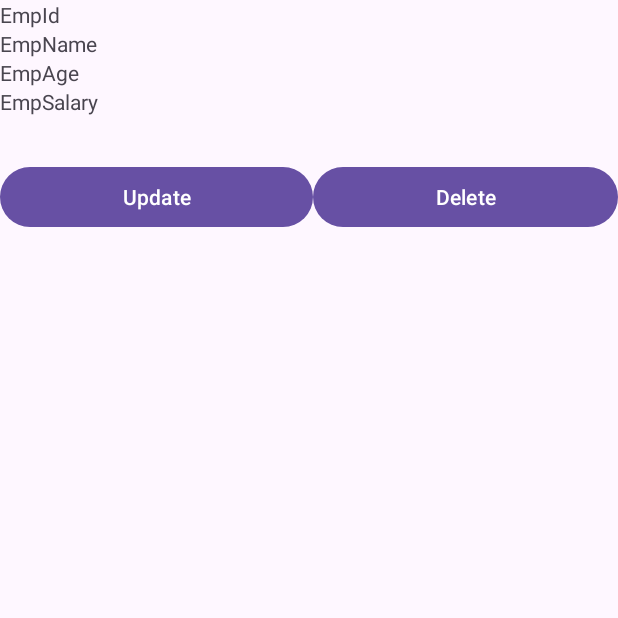
After one commit to pthienquan1/Android-mobile-app-Kotlin, an Android app: the EmployeeDetailActivity screen opened directly, with no data from a screen before it, on a phone screen of 412 x 824 dp, the top half of it. The commit adds this screen. Run offline under Robolectric (Android 15) with nearby library versions, the phone set to English and light mode, and no system bars; our stand-ins replace Firebase (no records; nobody signed in at launch, a user with empty details on screens opened directly).

Commit message:
create EployeeDetailActivity and done code for go to detaild employee, done code for btnDelete to delete an employee

```diff
--- a/AndroidStudioProjects/Firebase/app/src/main/AndroidManifest.xml
+++ b/AndroidStudioProjects/Firebase/app/src/main/AndroidManifest.xml
@@ -12,6 +12,9 @@
         android:supportsRtl="true"
         android:theme="@style/Theme.Firebase"
         tools:targetApi="31">
+        <activity
+            android:name=".EmployeeDetailActivity"
+            android:exported="false" />
         <activity
             android:name=".FetchingActivity"
             android:exported="false" />
--- /dev/null
+++ b/AndroidStudioProjects/Firebase/app/src/main/java/com/example/firebase/EmployeeDetailActivity.kt
@@ -0,0 +1,52 @@
+package com.example.firebase
+
+import android.annotation.SuppressLint
+import android.content.Intent
+import androidx.appcompat.app.AppCompatActivity
+import android.os.Bundle
+import android.widget.Toast
+import com.example.firebase.databinding.ActivityEmployeeDetailBinding
+import com.example.firebase.databinding.ActivityMainBinding
+import com.google.firebase.database.FirebaseDatabase
+
+@SuppressLint("StaticFieldLeak")
+private lateinit var binding:ActivityEmployeeDetailBinding
+class EmployeeDetailActivity : AppCompatActivity() {
+    private fun deleteRecord(id: String) {
+        val dbRef = FirebaseDatabase.getInstance().getReference("Employees").child(id)
+        val mTask = dbRef.removeValue()
+        mTask.addOnSuccessListener {
+            Toast.makeText(this,"Employee data removed !",Toast.LENGTH_SHORT).show();
+            val intent = Intent(this,FetchingActivity::class.java);
+            finish()
+            startActivity(intent);
+        }.addOnFailureListener{ err ->
+            Toast.makeText(this,"Delete error , ${err.message}!",Toast.LENGTH_SHORT).show();
+        }
+    }
+
+    override fun onCreate(savedInstanceState: Bundle?) {
+        super.onCreate(savedInstanceState)
+        setContentView(R.layout.activity_employee_detail)
+
+        //khởi tạo view binding
+        binding = ActivityEmployeeDetailBinding.inflate(layoutInflater);
+        setContentView(binding.root);
+
+        setValueToView()
+
+        binding.btnDelete.setOnClickListener {
+            deleteRecord(
+                intent.getStringExtra("empId").toString()
+            )
+        }
+    }
+
+    private fun setValueToView() {
+       binding.txtEmpid1.text = intent.getStringExtra("empId");
+       binding.txtEmpname1.text = intent.getStringExtra("empName");
+       binding.txtEmpage1.text = intent.getStringExtra("empAge");
+       binding.Empsalary1.text = intent.getStringExtra("empSalary");
+    }
+
+}
--- a/AndroidStudioProjects/Firebase/app/src/main/java/com/example/firebase/FetchingActivity.kt
+++ b/AndroidStudioProjects/Firebase/app/src/main/java/com/example/firebase/FetchingActivity.kt
@@ -1,6 +1,7 @@
 package com.example.firebase
 
 import android.annotation.SuppressLint
+import android.content.Intent
 import androidx.appcompat.app.AppCompatActivity
 import android.os.Bundle
 import android.view.View
@@ -48,6 +49,17 @@ class FetchingActivity : AppCompatActivity() {
                     }
                     val emAdapter = EmpAdapter(ds);
                     binding.rvEmp.adapter = emAdapter;
+                    //code lang nghe su kien click len item recyleview
+                    emAdapter.setOnItemClickListener(object: EmpAdapter.onItemClickListener{
+                        override fun onItemClick(position: Int) {
+                            val intent = Intent(this@FetchingActivity,EmployeeDetailActivity::class.java)
+                            intent.putExtra("empId",ds[position].empId)
+                            intent.putExtra("empName",ds[position].empName)
+                            intent.putExtra("empAge",ds[position].empAge)
+                            intent.putExtra("empSalary",ds[position].empSalary)
+                            startActivity(intent);
+                        }
+                    })
                     binding.rvEmp.visibility = View.VISIBLE
                     binding.textView2.visibility = View.GONE;
                 }
--- a/AndroidStudioProjects/Firebase/app/src/main/java/com/example/firebase/MainActivity.kt
+++ b/AndroidStudioProjects/Firebase/app/src/main/java/com/example/firebase/MainActivity.kt
@@ -30,5 +30,7 @@ class MainActivity : AppCompatActivity() {
         }
 
 
+
+
     }
 }
--- a/AndroidStudioProjects/Firebase/app/src/main/java/com/example/firebase/adapter/EmpAdapter.kt
+++ b/AndroidStudioProjects/Firebase/app/src/main/java/com/example/firebase/adapter/EmpAdapter.kt
@@ -9,12 +9,25 @@ import com.example.firebase.EmployeeModel
 import com.example.firebase.R
 
 class EmpAdapter(private val ds:ArrayList<EmployeeModel>):RecyclerView.Adapter<EmpAdapter.viewHolder>() {
+    private lateinit var mListener: onItemClickListener
+    interface onItemClickListener{
+        fun onItemClick(position: Int)
+    }
+    fun setOnItemClickListener(clickListener: onItemClickListener){
+        mListener = clickListener;
+    }
   //viewholeder
-    class viewHolder(itemView:View) :RecyclerView.ViewHolder(itemView)
+    class viewHolder(itemView:View, clickListener: onItemClickListener) :RecyclerView.ViewHolder(itemView){
+        init{
+            itemView.setOnClickListener{
+                clickListener.onItemClick(adapterPosition);
+            }
+        }
+    }
 
     override fun onCreateViewHolder(parent: ViewGroup, viewType: Int): viewHolder {
         val itemView = LayoutInflater.from(parent.context).inflate(R.layout.emp_list_item,parent,false);
-        return viewHolder(itemView);
+        return viewHolder(itemView,mListener );
     }
 
     override fun getItemCount(): Int {
--- /dev/null
+++ b/AndroidStudioProjects/Firebase/app/src/main/res/layout/activity_employee_detail.xml
@@ -0,0 +1,113 @@
+<?xml version="1.0" encoding="utf-8"?>
+<LinearLayout xmlns:android="http://schemas.android.com/apk/res/android"
+    xmlns:app="http://schemas.android.com/apk/res-auto"
+    xmlns:tools="http://schemas.android.com/tools"
+    android:layout_width="match_parent"
+    android:layout_height="match_parent"
+    android:orientation="vertical"
+    tools:context=".EmployeeDetailActivity">
+
+    <LinearLayout
+        android:layout_width="match_parent"
+        android:layout_height="wrap_content"
+        android:orientation="vertical">
+
+        <LinearLayout
+            android:layout_width="match_parent"
+            android:layout_height="match_parent"
+            android:orientation="horizontal">
+
+            <TextView
+                android:id="@+id/txtEmpid"
+                android:layout_width="wrap_content"
+                android:layout_height="wrap_content"
+                android:layout_weight="1"
+                android:text="EmpId" />
+
+            <TextView
+                android:id="@+id/txtEmpid1"
+                android:layout_width="wrap_content"
+                android:layout_height="wrap_content"
+                android:layout_weight="1"
+                android:text="" />
+        </LinearLayout>
+        <LinearLayout
+            android:layout_width="match_parent"
+            android:layout_height="match_parent"
+            android:orientation="horizontal">
+
+            <TextView
+                android:id="@+id/txtEmpname"
+                android:layout_width="wrap_content"
+                android:layout_height="wrap_content"
+                android:layout_weight="1"
+                android:text="EmpName" />
+
+            <TextView
+                android:id="@+id/txtEmpname1"
+                android:layout_width="wrap_content"
+                android:layout_height="wrap_content"
+                android:layout_weight="1"
+                 />
+        </LinearLayout>
+        <LinearLayout
+            android:layout_width="match_parent"
+            android:layout_height="match_parent"
+            android:orientation="horizontal">
+
+            <TextView
+                android:id="@+id/txtEmpage"
+                android:layout_width="wrap_content"
+                android:layout_height="wrap_content"
+                android:layout_weight="1"
+                android:text="EmpAge" />
+
+            <TextView
+                android:id="@+id/txtEmpage1"
+                android:layout_width="wrap_content"
+                android:layout_height="wrap_content"
+                android:layout_weight="1"
+                 />
+        </LinearLayout>
+        <LinearLayout
+            android:layout_width="match_parent"
+            android:layout_height="match_parent"
+            android:orientation="horizontal">
+
+            <TextView
+                android:id="@+id/Empsalary"
+                android:layout_width="wrap_content"
+                android:layout_height="wrap_content"
+                android:layout_weight="1"
+                android:text="EmpSalary" />
+
+            <TextView
+                android:id="@+id/Empsalary1"
+                android:layout_width="wrap_content"
+                android:layout_height="wrap_content"
+                android:layout_weight="1"
+             />
+        </LinearLayout>
+
+        <LinearLayout
+            android:layout_width="match_parent"
+            android:layout_height="match_parent"
+            android:layout_marginTop="30dp"
+            android:orientation="horizontal">
+
+            <Button
+                android:id="@+id/btnUpdate"
+                android:layout_width="wrap_content"
+                android:layout_height="wrap_content"
+                android:layout_weight="1"
+                android:text="Update" />
+
+            <Button
+                android:id="@+id/btnDelete"
+                android:layout_width="wrap_content"
+                android:layout_height="wrap_content"
+                android:layout_weight="1"
+                android:text="Delete" />
+        </LinearLayout>
+    </LinearLayout>
+</LinearLayout>
```
